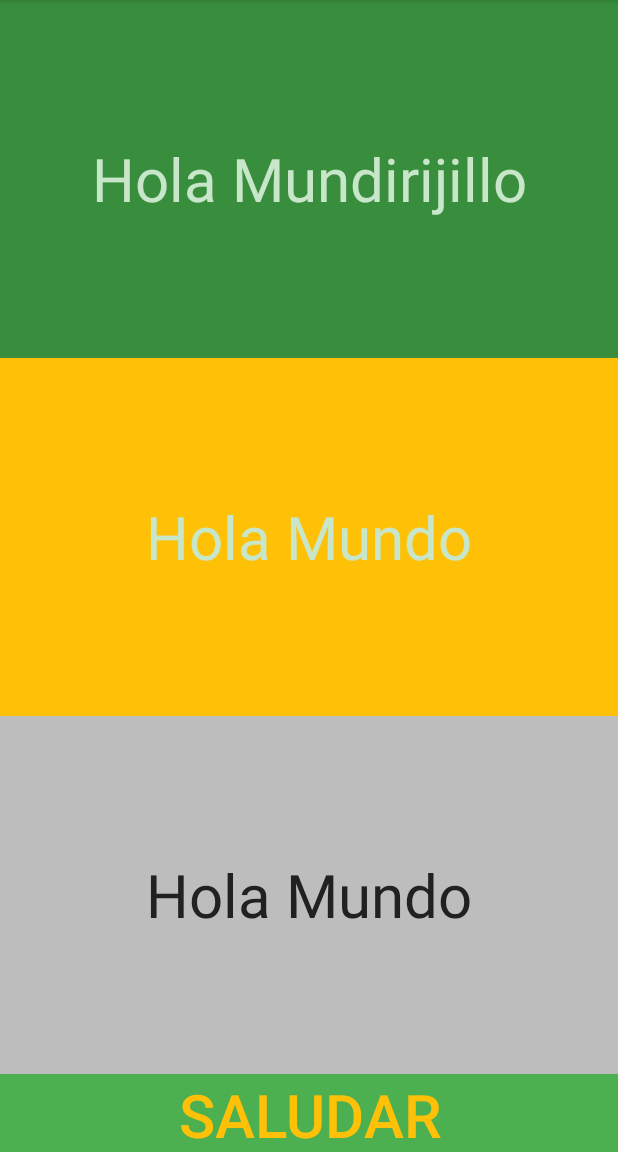
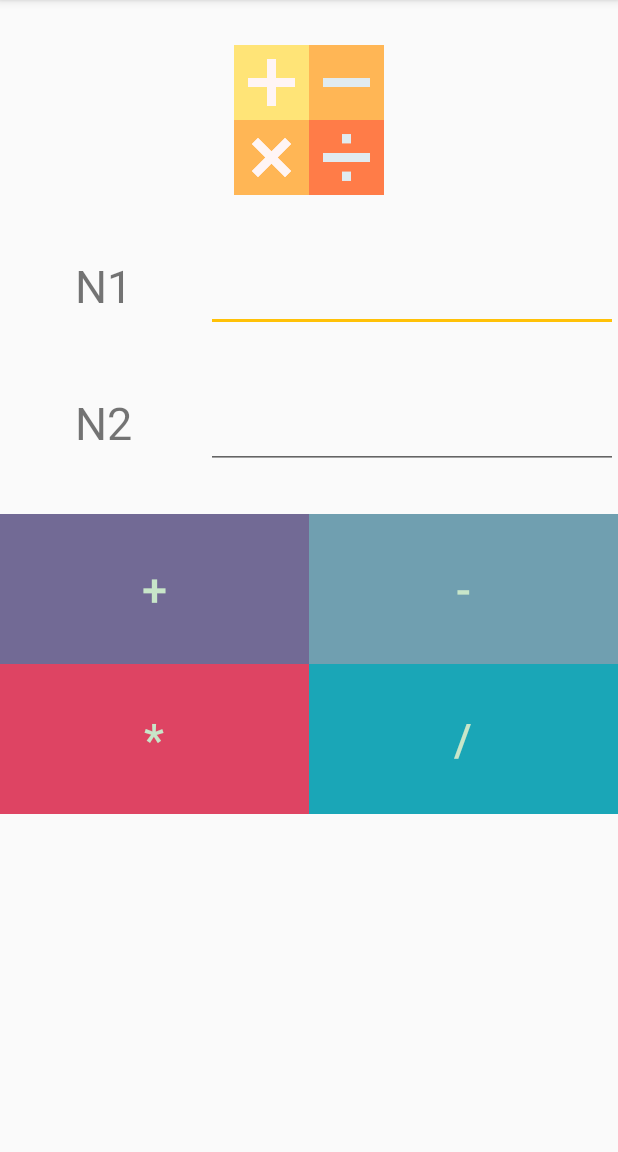
Before and after one commit to dinorek/CalculadoraApp, an Android app: the screen it shows after launch (MainActivity), on a phone screen of 412 x 824 dp, the part 84-1236 px from its top. Run offline under Robolectric (Android 15) with nearby library versions, the phone set to English and light mode, and no system bars.

Commit message:
Agregar base de calculadora Obetener los datos de los EditText en el activity Construimos el layout del activity completo Agregar el color de los botones Agregar imageView para la calculadora Agregar funcionalidad de la calculadora

```diff
--- a/Fuentes/CalculadoraApp/app/src/main/java/cl/inacap/calculadoraApp/MainActivity.java
+++ b/Fuentes/CalculadoraApp/app/src/main/java/cl/inacap/calculadoraApp/MainActivity.java
@@ -5,16 +5,41 @@ import androidx.appcompat.app.AppCompatActivity;
 import android.content.Context;
 import android.os.Bundle;
 import android.view.View;
+import android.widget.EditText;
 import android.widget.Toast;
 
 public class MainActivity extends AppCompatActivity {
-
+private EditText n1Txt;
+private EditText n2Txt;
     @Override
     protected void onCreate(Bundle savedInstanceState) {
         super.onCreate(savedInstanceState);
         setContentView(R.layout.activity_main);
+        this.n1Txt= findViewById(R.id.n1Txt);
+        this.n2Txt= findViewById(R.id.n2Txt);
     }
-    public void saludar(View v){
-        Toast.makeText(this, "Hola Dino", Toast.LENGTH_LONG).show();
+    public void sumar(View v){
+        int n1 = Integer.parseInt(this.n1Txt.getText().toString());
+        int n2 = Integer.parseInt(this.n1Txt.getText().toString());
+        Toast.makeText(this, "La suma es =" + (n1+n2)
+                , Toast.LENGTH_SHORT).show();
+    }
+    public void restar(View v){
+        int n1 = Integer.parseInt(this.n1Txt.getText().toString());
+        int n2 = Integer.parseInt(this.n1Txt.getText().toString());
+        Toast.makeText(this, "La resta es =" + (n1-n2)
+                , Toast.LENGTH_SHORT).show();
+    }
+    public void multiplicar(View v){
+        int n1 = Integer.parseInt(this.n1Txt.getText().toString());
+        int n2 = Integer.parseInt(this.n1Txt.getText().toString());
+        Toast.makeText(this, "La multiplicacion es =" + (n1*n2)
+                , Toast.LENGTH_SHORT).show();
+    }
+    public void dividir(View v){
+        int n1 = Integer.parseInt(this.n1Txt.getText().toString());
+        int n2 = Integer.parseInt(this.n1Txt.getText().toString());
+        Toast.makeText(this, "La division es =" + (n1/n2)
+                , Toast.LENGTH_SHORT).show();
     }
 }
--- a/Fuentes/CalculadoraApp/app/src/main/res/layout/activity_main.xml
+++ b/Fuentes/CalculadoraApp/app/src/main/res/layout/activity_main.xml
@@ -6,50 +6,105 @@
     android:layout_height="match_parent"
     android:orientation="vertical"
     tools:context=".MainActivity">
-
+    <ImageView
+        android:layout_marginTop="@dimen/marginBase"
+        android:src="@drawable/calculator"
+        android:layout_width="wrap_content"
+        android:layout_height="@dimen/tamanioImagen">
+    </ImageView>
+    <LinearLayout
+    android:layout_marginTop="@dimen/marginBase"
+        android:layout_width="match_parent"
+        android:orientation="horizontal"
+        android:layout_height="wrap_content">
     <TextView
         android:layout_width="match_parent"
-        android:layout_height="425dp"
+        android:text="@string/n1Texto"
+        android:gravity="center_horizontal"
+        android:layout_weight="2"
+        android:textSize="@dimen/tamanioLetra"
+        android:layout_height="wrap_content">
+    </TextView>
+    <EditText
+        android:id="@+id/n1Txt"
         android:layout_weight="1"
-        android:background="@color/colorPrimaryDark"
-        android:gravity="center"
-        android:text="@string/texto1"
-        android:textColor="@color/primary_light"
-        android:textSize="40sp">
-
-    </TextView>
-
+        android:inputType="number"
+        android:textSize="@dimen/tamanioLetra"
+        android:layout_width="match_parent"
+        android:layout_height="wrap_content">
+    </EditText>
+    </LinearLayout>
+    <LinearLayout
+        android:layout_marginTop="@dimen/marginBase2"
+        android:orientation="horizontal"
+        android:layout_width="match_parent"
+        android:layout_height="wrap_content">
         <TextView
             android:layout_width="match_parent"
-        android:layout_height="425dp"
+            android:gravity="center_horizontal"
+            android:textSize="@dimen/tamanioLetra"
+            android:text="@string/n2Texto"
+            android:layout_weight="2"
+            android:layout_height="wrap_content">
+        </TextView>
+        <EditText
+            android:id="@+id/n2Txt"
             android:layout_weight="1"
-        android:background="@color/colorAccent"
-        android:gravity="center"
-        android:text="@string/texto2"
+            android:inputType="number"
+            android:textSize="@dimen/tamanioLetra"
+            android:layout_width="match_parent"
+            android:layout_height="wrap_content">
+        </EditText>
+    </LinearLayout>
+    <LinearLayout
+        android:layout_marginTop="@dimen/marginBase2"
+        android:layout_width="match_parent"
+        android:orientation="horizontal"
+        android:layout_height="wrap_content">
+        <Button
+            android:onClick="sumar"
+            android:layout_width="match_parent"
+            android:text="@string/sumarText"
+            android:layout_weight="1"
+            android:background="@color/colorSuma"
             android:textColor="@color/primary_light"
-        android:textSize="40sp">
-
-    </TextView>
-
-    <TextView
+            android:textSize="@dimen/tamanioLetra"
+            android:layout_height="@dimen/TamanioButton">
+        </Button>
+        <Button
+            android:onClick="restar"
             android:layout_width="match_parent"
-        android:layout_height="425dp"
+            android:layout_height="@dimen/TamanioButton"
             android:layout_weight="1"
-        android:background="@color/divider"
-        android:gravity="center"
-        android:text="@string/texto2"
-        android:textColor="@color/primary_text"
-        android:textSize="40sp">
-    </TextView>
+            android:text="-"
+            android:textSize="@dimen/tamanioLetra"
+            android:background="@color/colorResta"
+            android:textColor="@color/primary_light">
+        </Button>
+    </LinearLayout>
+    <LinearLayout
+        android:layout_width="match_parent"
+        android:layout_height="wrap_content"
+        android:orientation="horizontal">
         <Button
-        android:layout_weight="2"
-        android:text="@string/btn_saludar"
-        android:textSize="40sp"
-        android:textColor="@color/colorAccent"
-        android:background="@color/colorPrimary"
+            android:onClick="multiplicar"
             android:layout_width="match_parent"
-        android:onClick="saludar"
-        android:layout_height="425dp">
+            android:layout_height="@dimen/TamanioButton"
+            android:layout_weight="1"
+            android:text="*"
+            android:textSize="@dimen/tamanioLetra"
+            android:background="@color/colorMultiplicar"
+            android:textColor="@color/primary_light">
         </Button>
-
+        <Button
+            android:onClick="dividir"
+            android:layout_width="match_parent"
+            android:layout_height="@dimen/TamanioButton"
+            android:layout_weight="1"
+            android:text="/"
+            android:textSize="@dimen/tamanioLetra"
+            android:background="@color/colorDividir"
+            android:textColor="@color/primary_light">
+        </Button>
     </LinearLayout>
+</LinearLayout>
--- a/Fuentes/CalculadoraApp/app/src/main/res/values/colors.xml
+++ b/Fuentes/CalculadoraApp/app/src/main/res/values/colors.xml
@@ -8,4 +8,8 @@
     <color name="secondary_text">#757575</color>
     <color name="icons">#FFFFFF</color>
     <color name="divider">#BDBDBD</color>
+    <color name="colorSuma">#726a95</color>
+    <color name="colorResta">#709fb0</color>
+    <color name="colorMultiplicar">#de4463</color>
+    <color name="colorDividir">#1aa6b7</color>
 </resources>
--- /dev/null
+++ b/Fuentes/CalculadoraApp/app/src/main/res/values/dimens.xml
@@ -0,0 +1,8 @@
+<?xml version="1.0" encoding="utf-8"?>
+<resources>
+    <dimen name="marginBase">30dp</dimen>
+    <dimen name="tamanioImagen">100dp</dimen>
+    <dimen name="tamanioLetra">30sp</dimen>
+    <dimen name="marginBase2">30dp</dimen>
+    <dimen name="TamanioButton">100dp</dimen>
+</resources>
--- a/Fuentes/CalculadoraApp/app/src/main/res/values/strings.xml
+++ b/Fuentes/CalculadoraApp/app/src/main/res/values/strings.xml
@@ -3,4 +3,7 @@
     <string name="texto1">Hola Mundirijillo</string>
     <string name="texto2">Hola Mundo</string>
     <string name="btn_saludar">saludar</string>
+    <string name="sumarText">+</string>
+    <string name="n2Texto">N2</string>
+    <string name="n1Texto">N1</string>
 </resources>
```
Also changed, not shown: Fuentes/CalculadoraApp/app/src/main/res/drawable/calculator.png (added). Lines whose indentation alone changed are shown as unchanged.
